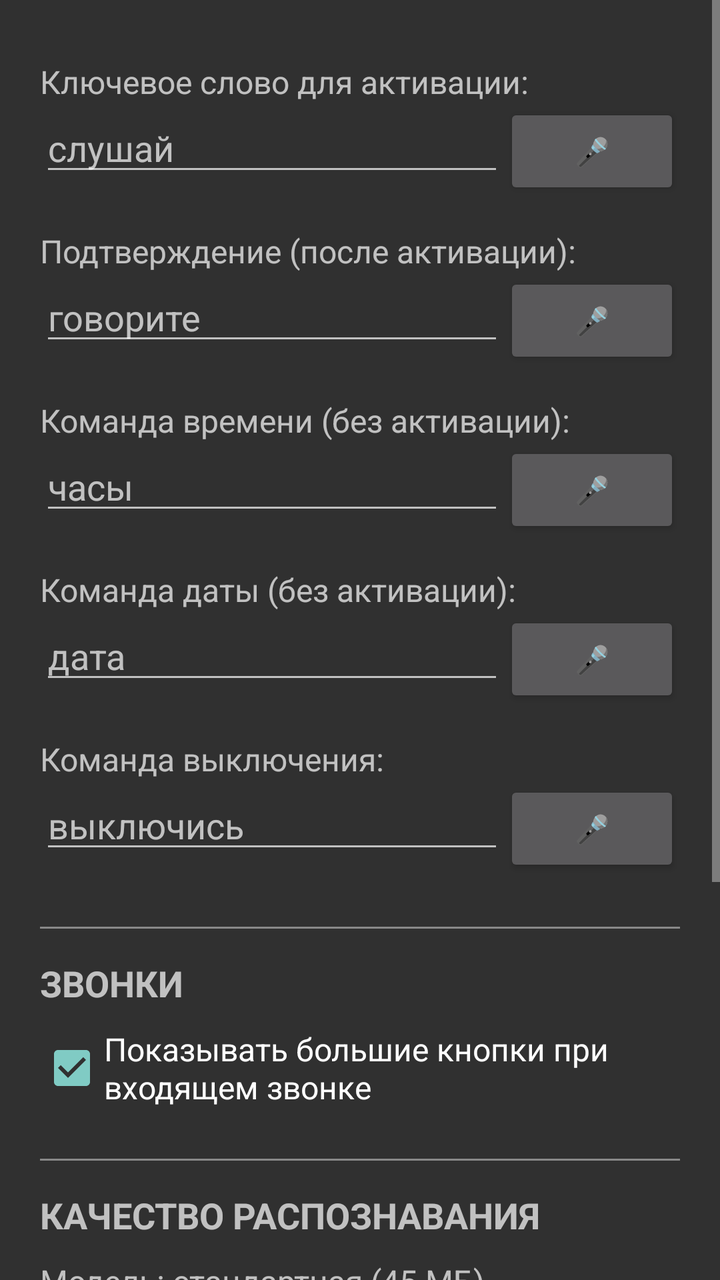
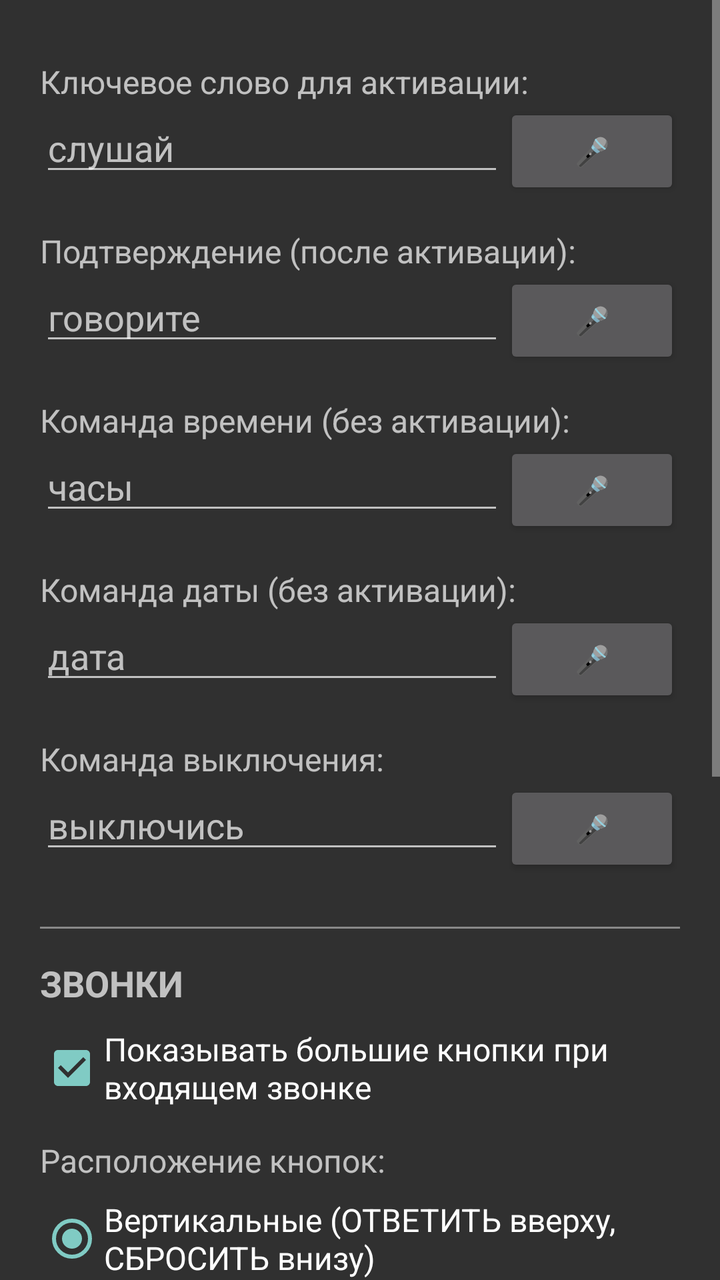

Before-and-after screenshots of an Android layout around one commit, followed by the original layout XML and the change that was made.
<!-- AndroidManifest.xml: application theme Theme.AppCompat.NoActionBar -->
<!-- res/layout/activity_settings.xml -->
<?xml version="1.0" encoding="utf-8"?>
<ScrollView xmlns:android="http://schemas.android.com/apk/res/android"
    android:layout_width="match_parent"
    android:layout_height="match_parent">

    <LinearLayout
        android:layout_width="match_parent"
        android:layout_height="wrap_content"
        android:orientation="vertical"
        android:padding="20dp">

        <TextView
            android:layout_width="match_parent"
            android:layout_height="wrap_content"
            android:text="Ключевое слово для активации:"
            android:textSize="16sp"
            android:paddingTop="10dp" />

        <LinearLayout
            android:layout_width="match_parent"
            android:layout_height="wrap_content"
            android:orientation="horizontal">

            <EditText
                android:id="@+id/editActivation"
                android:layout_width="0dp"
                android:layout_height="wrap_content"
                android:layout_weight="1"
                android:hint="слушай"
                android:textSize="18sp" />

            <Button
                android:id="@+id/btnRecordActivation"
                android:layout_width="wrap_content"
                android:layout_height="wrap_content"
                android:text="🎤" />
        </LinearLayout>

        <TextView
            android:layout_width="match_parent"
            android:layout_height="wrap_content"
            android:text="Подтверждение (после активации):"
            android:textSize="16sp"
            android:paddingTop="15dp" />

        <LinearLayout
            android:layout_width="match_parent"
            android:layout_height="wrap_content"
            android:orientation="horizontal">

            <EditText
                android:id="@+id/editConfirm"
                android:layout_width="0dp"
                android:layout_height="wrap_content"
                android:layout_weight="1"
                android:hint="говорите"
                android:textSize="18sp" />

            <Button
                android:id="@+id/btnRecordConfirm"
                android:layout_width="wrap_content"
                android:layout_height="wrap_content"
                android:text="🎤" />
        </LinearLayout>

        <TextView
            android:layout_width="match_parent"
            android:layout_height="wrap_content"
            android:text="Команда времени (без активации):"
            android:textSize="16sp"
            android:paddingTop="15dp" />

        <LinearLayout
            android:layout_width="match_parent"
            android:layout_height="wrap_content"
            android:orientation="horizontal">

            <EditText
                android:id="@+id/editTime"
                android:layout_width="0dp"
                android:layout_height="wrap_content"
                android:layout_weight="1"
                android:hint="часы"
                android:textSize="18sp" />

            <Button
                android:id="@+id/btnRecordTime"
                android:layout_width="wrap_content"
                android:layout_height="wrap_content"
                android:text="🎤" />
        </LinearLayout>

        <TextView
            android:layout_width="match_parent"
            android:layout_height="wrap_content"
            android:text="Команда даты (без активации):"
            android:textSize="16sp"
            android:paddingTop="15dp" />

        <LinearLayout
            android:layout_width="match_parent"
            android:layout_height="wrap_content"
            android:orientation="horizontal">

            <EditText
                android:id="@+id/editDate"
                android:layout_width="0dp"
                android:layout_height="wrap_content"
                android:layout_weight="1"
                android:hint="дата"
                android:textSize="18sp" />

            <Button
                android:id="@+id/btnRecordDate"
                android:layout_width="wrap_content"
                android:layout_height="wrap_content"
                android:text="🎤" />
        </LinearLayout>

        <TextView
            android:layout_width="match_parent"
            android:layout_height="wrap_content"
            android:text="Команда выключения:"
            android:textSize="16sp"
            android:paddingTop="15dp" />

        <LinearLayout
            android:layout_width="match_parent"
            android:layout_height="wrap_content"
            android:orientation="horizontal">

            <EditText
                android:id="@+id/editShutdown"
                android:layout_width="0dp"
                android:layout_height="wrap_content"
                android:layout_weight="1"
                android:hint="выключись"
                android:textSize="18sp" />

            <Button
                android:id="@+id/btnRecordShutdown"
                android:layout_width="wrap_content"
                android:layout_height="wrap_content"
                android:text="🎤" />
        </LinearLayout>

        
        <View
            android:layout_width="match_parent"
            android:layout_height="1dp"
            android:layout_marginTop="25dp"
            android:background="#888888" />

        <TextView
            android:layout_width="match_parent"
            android:layout_height="wrap_content"
            android:layout_marginTop="15dp"
            android:text="ЗВОНКИ"
            android:textSize="18sp"
            android:textStyle="bold" />

        <CheckBox
            android:id="@+id/checkShowCallButtons"
            android:layout_width="match_parent"
            android:layout_height="wrap_content"
            android:layout_marginTop="10dp"
            android:text="Показывать большие кнопки при входящем звонке"
            android:textSize="16sp"
            android:checked="true" />

        
        <View
            android:layout_width="match_parent"
            android:layout_height="1dp"
            android:layout_marginTop="25dp"
            android:background="#888888" />

        <TextView
            android:layout_width="match_parent"
            android:layout_height="wrap_content"
            android:layout_marginTop="15dp"
            android:text="КАЧЕСТВО РАСПОЗНАВАНИЯ"
            android:textSize="18sp"
            android:textStyle="bold" />

        <TextView
            android:id="@+id/modelStatusText"
            android:layout_width="match_parent"
            android:layout_height="wrap_content"
            android:layout_marginTop="10dp"
            android:text="Модель: стандартная (45 МБ)"
            android:textSize="16sp" />

        <Button
            android:id="@+id/btnDownloadLarge"
            android:layout_width="match_parent"
            android:layout_height="wrap_content"
            android:layout_marginTop="10dp"
            android:text="ИСПОЛЬЗОВАТЬ STREAMING-МОДЕЛЬ"
            android:textSize="16sp" />

        <TextView
            android:id="@+id/statusText"
            android:layout_width="match_parent"
            android:layout_height="wrap_content"
            android:layout_marginTop="20dp"
            android:text=""
            android:textSize="18sp"
            android:textStyle="bold"
            android:textColor="#0066CC" />

        <Button
            android:id="@+id/btnSave"
            android:layout_width="match_parent"
            android:layout_height="60dp"
            android:layout_marginTop="25dp"
            android:text="СОХРАНИТЬ"
            android:textSize="18sp" />

        <Button
            android:id="@+id/btnBack"
            android:layout_width="match_parent"
            android:layout_height="60dp"
            android:layout_marginTop="10dp"
            android:text="НАЗАД"
            android:textSize="18sp" />

    </LinearLayout>
</ScrollView>
<!-- resources referenced by this layout -->
<resources>

</resources>

<!-- the commit's change to res/layout/activity_settings.xml (unified diff, before → after) -->
@@ -168,6 +168,37 @@
             android:textSize="16sp"
             android:checked="true" />
 
+        <TextView
+            android:layout_width="match_parent"
+            android:layout_height="wrap_content"
+            android:layout_marginTop="15dp"
+            android:text="Расположение кнопок:"
+            android:textSize="16sp" />
+
+        <RadioGroup
+            android:id="@+id/radioLayout"
+            android:layout_width="match_parent"
+            android:layout_height="wrap_content"
+            android:layout_marginTop="8dp"
+            android:orientation="vertical">
+
+            <RadioButton
+                android:id="@+id/radioVertical"
+                android:layout_width="match_parent"
+                android:layout_height="wrap_content"
+                android:text="Вертикальные (ОТВЕТИТЬ вверху, СБРОСИТЬ внизу)"
+                android:textSize="16sp"
+                android:checked="true" />
+
+            <RadioButton
+                android:id="@+id/radioHorizontal"
+                android:layout_width="match_parent"
+                android:layout_height="wrap_content"
+                android:text="Горизонтальные (СБРОСИТЬ слева, ОТВЕТИТЬ справа)"
+                android:textSize="16sp" />
+
+        </RadioGroup>
+
         
         <View
             android:layout_width="match_parent"
